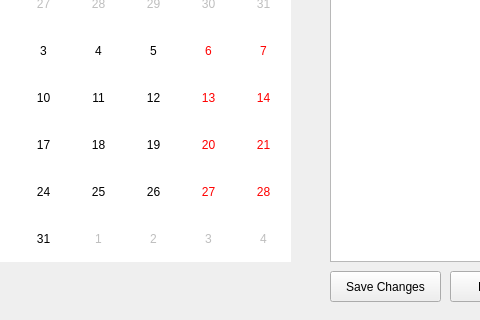
This is main.ui in RoryM18/Honours-Project-Genetic-Algorithm-Planner as Qt 5 draws it before an edit; both pictures show x 160 to 640 and y 219 to 539 of the 841 by 539 pixel window. The edited form follows.
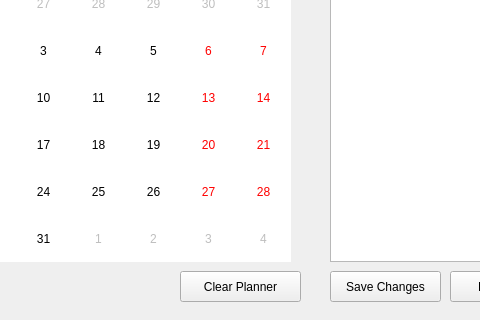
This is the edited form.

Commit message: Added clear planner function

Diff of the .ui file:
```diff
--- a/main.ui
+++ b/main.ui
@@ -160,6 +160,19 @@
     <string>Edit Event</string>
    </property>
   </widget>
+  <widget class="QPushButton" name="clearButton">
+   <property name="geometry">
+    <rect>
+     <x>340</x>
+     <y>490</y>
+     <width>121</width>
+     <height>31</height>
+    </rect>
+   </property>
+   <property name="text">
+    <string>Clear Planner</string>
+   </property>
+  </widget>
  </widget>
  <resources/>
  <connections/>
```
The commit also changes 2 other files.
